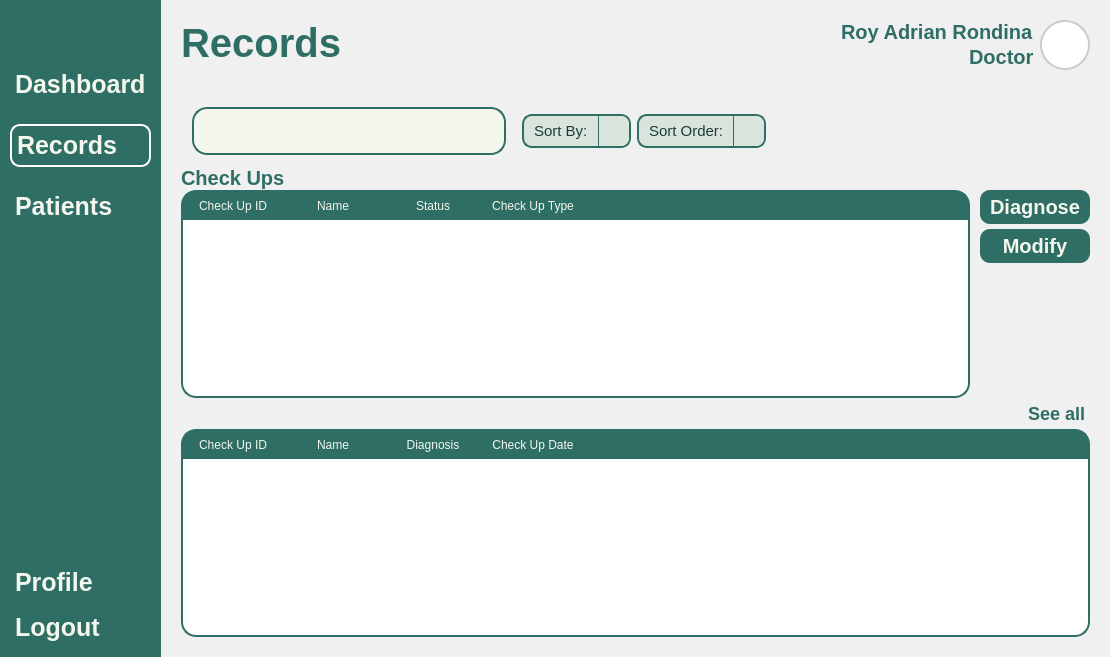
Old version of the form Views/Doctor_Records.ui in the repository VinsmokeSanji69/COVACHA_CLINIC_SYSTEM.
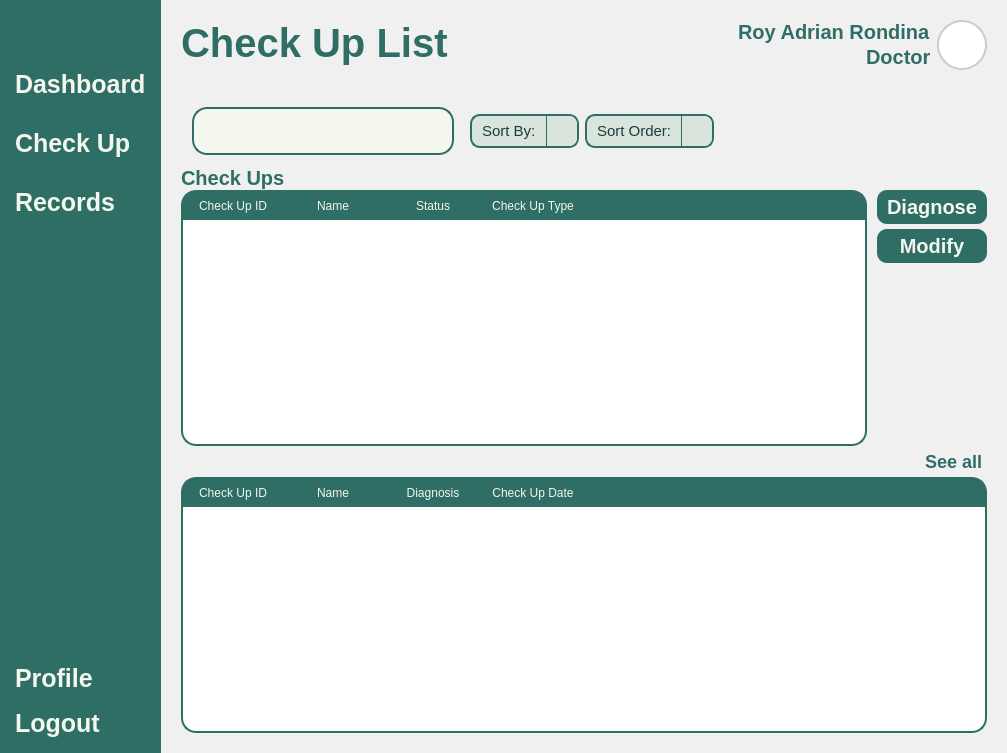
New version of the form. Icons and pictures are not drawn.

```diff
--- a/Views/Doctor_Records.ui
+++ b/Views/Doctor_Records.ui
@@ -1,13 +1,13 @@
 <?xml version="1.0" encoding="UTF-8"?>
 <ui version="4.0">
- <class>MainWindow</class>
- <widget class="QMainWindow" name="MainWindow">
+ <class>Form</class>
+ <widget class="QWidget" name="Form">
   <property name="geometry">
    <rect>
     <x>0</x>
     <y>0</y>
-    <width>1110</width>
-    <height>657</height>
+    <width>1007</width>
+    <height>753</height>
    </rect>
   </property>
   <property name="windowTitle">
@@ -43,7 +43,6 @@
 }
 </string>
   </property>
-  <widget class="QWidget" name="centralwidget">
    <layout class="QHBoxLayout" name="horizontalLayout">
     <property name="spacing">
      <number>0</number>
@@ -145,12 +144,11 @@
          <item>
           <widget class="QPushButton" name="pushButton_2">
            <property name="styleSheet">
-            <string notr="true">QPushButton {
-	border: 2px solid white;
-}</string>
+           <string notr="true">
+</string>
            </property>
            <property name="text">
-            <string>Records</string>
+           <string>Check Up</string>
            </property>
            <property name="icon">
             <iconset resource="../Images/resources.qrc">
@@ -167,7 +165,7 @@
          <item>
           <widget class="QPushButton" name="pushButton">
            <property name="text">
-            <string>Patients</string>
+           <string>Records</string>
            </property>
            <property name="icon">
             <iconset resource="../Images/resources.qrc">
@@ -330,7 +328,7 @@
              <enum>Qt::LeftToRight</enum>
             </property>
             <property name="text">
-             <string>Records</string>
+            <string>Check Up List</string>
             </property>
             <property name="alignment">
              <set>Qt::AlignLeading</set>
@@ -949,7 +947,6 @@
      </widget>
     </item>
    </layout>
-  </widget>
  </widget>
  <resources>
   <include location="../Images/resources.qrc"/>
```
Left out of the diff: 8 changed lines with no effect on the pictures. Lines whose indentation alone changed are shown as unchanged.
